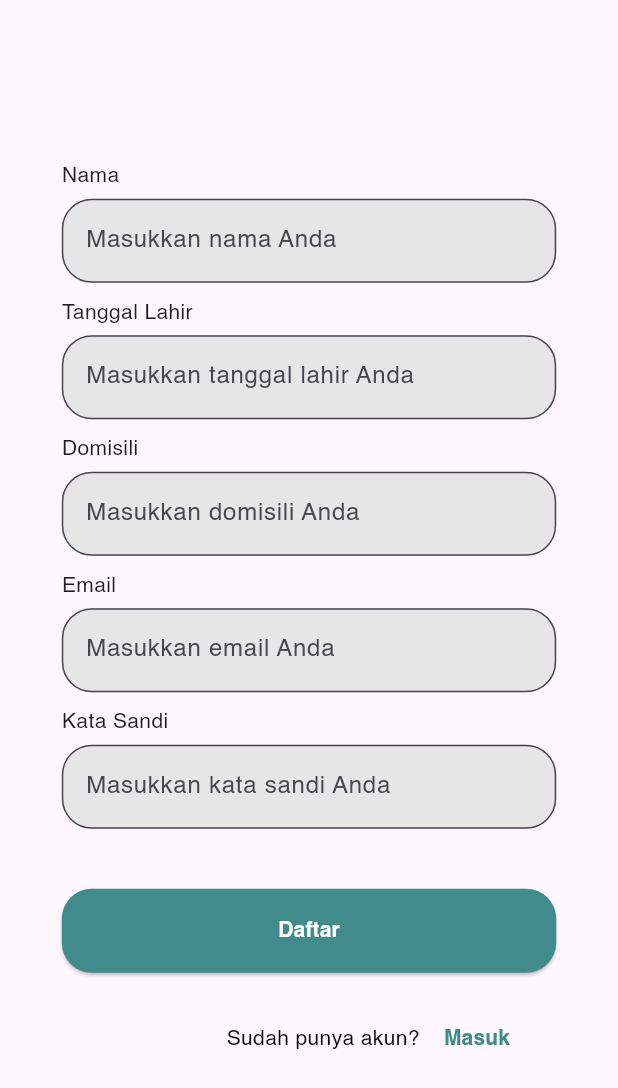
After one commit to NicMatthew/terserah, a Flutter app: the SignInWidget screen opened directly, on a phone screen of 412 x 824 dp. The commit adds this screen. Shown: the top 1088 px of the screen. Run offline on Flutter 3.47's test engine with Material 3 defaults, Android fonts, the phone set to English and light mode, and no system bars.

Commit message:
sign in half finish

```diff
--- a/terserah/lib/main.dart
+++ b/terserah/lib/main.dart
@@ -1,4 +1,5 @@
 import 'package:flutter/material.dart';
+import 'package:terserah/sign_in.dart';
 
 void main() {
   runApp(MyApp());
@@ -80,7 +81,7 @@ class HomeScreen extends StatelessWidget {
         ),
       ),
       body: Center(
-        child: Text('Welcome to the Home Screen!'),
+        child: Text('Welcome to te Home Screen!'),
       ),
     );
   }
--- /dev/null
+++ b/terserah/lib/sign_in.dart
@@ -0,0 +1,211 @@
+import 'package:flutter/material.dart';
+
+void main() {
+  runApp(SignIn());
+}
+
+class SignIn extends StatelessWidget{
+  @override
+  Widget build(BuildContext context) {
+    return MaterialApp(
+      debugShowCheckedModeBanner: false,
+      title: 'Sign In',
+      theme: ThemeData(
+        primarySwatch: Colors.deepOrange,
+        fontFamily: 'Helvetice',
+      ),
+      home: SignInWidget(),
+
+    );
+  }
+
+}
+
+class SignInWidget extends StatelessWidget{
+  @override
+  Widget build(BuildContext context) {
+
+    return Scaffold(
+      body: Center(
+        child: Padding(
+          padding: const EdgeInsets.symmetric(horizontal: 40.0),
+          child: Column(
+            mainAxisAlignment: MainAxisAlignment.center,
+            children: <Widget>[
+              Container(
+                width: MediaQuery.of(context).size.width * 0.8,
+                child: Column(
+                  crossAxisAlignment: CrossAxisAlignment.start,
+                  children: [
+                    Text('Nama'),
+                    SizedBox(height: 5),
+                    TextField(
+                      decoration: InputDecoration(
+                        hintText: 'Masukkan nama Anda',
+                        fillColor: Color.fromRGBO(230, 230, 230, 1),
+                        filled: true,
+                        border: OutlineInputBorder(
+                          borderRadius: BorderRadius.circular(20.0),
+                        ),
+                      ),
+                    ),
+                  ],
+                ),
+              ),
+              SizedBox(height: 10),
+              Container(
+                width: MediaQuery.of(context).size.width * 0.8,
+                child: Column(
+                  crossAxisAlignment: CrossAxisAlignment.start,
+                  children: [
+                    Text('Tanggal Lahir'),
+                    SizedBox(height: 5),
+                    TextField(
+                      decoration: InputDecoration(
+                        hintText: 'Masukkan tanggal lahir Anda',
+                        fillColor: Color.fromRGBO(230, 230, 230, 1),
+                        filled: true,
+                        border: OutlineInputBorder(
+                          borderRadius: BorderRadius.circular(20.0),
+                        ),
+                      ),
+                    ),
+                  ],
+                ),
+              ),
+              SizedBox(height: 10),
+              Container(
+                width: MediaQuery.of(context).size.width * 0.8,
+                child: Column(
+                  crossAxisAlignment: CrossAxisAlignment.start,
+                  children: [
+                    Text('Domisili'),
+                    SizedBox(height: 5),
+                    TextField(
+                      decoration: InputDecoration(
+                        hintText: 'Masukkan domisili Anda',
+                        fillColor: Color.fromRGBO(230, 230, 230, 1),
+                        filled: true,
+                        border: OutlineInputBorder(
+                          borderRadius: BorderRadius.circular(20.0),
+                        ),
+                      ),
+                    ),
+                  ],
+                ),
+              ),
+              SizedBox(height: 10),
+              Container(
+                width: MediaQuery.of(context).size.width * 0.8,
+                child: Column(
+                  crossAxisAlignment: CrossAxisAlignment.start,
+                  children: [
+                    Text('Email'),
+                    SizedBox(height: 5),
+                    TextField(
+                      decoration: InputDecoration(
+                        hintText: 'Masukkan email Anda',
+                        fillColor: Color.fromRGBO(230, 230, 230, 1),
+                        filled: true,
+                        border: OutlineInputBorder(
+                          borderRadius: BorderRadius.circular(20.0),
+                        ),
+                      ),
+                    ),
+                  ],
+                ),
+              ),
+              SizedBox(height: 10),
+              Container(
+                width: MediaQuery.of(context).size.width * 0.8,
+                child: Column(
+                  crossAxisAlignment: CrossAxisAlignment.start,
+                  children: [
+                    Text('Kata Sandi'),
+                    SizedBox(height: 5),
+                    TextField(
+                      obscureText: true,
+                      decoration: InputDecoration(
+                        hintText: 'Masukkan kata sandi Anda',
+                        fillColor: Color.fromRGBO(230, 230, 230, 1),
+                        filled: true,
+                        border: OutlineInputBorder(
+                          borderRadius: BorderRadius.circular(20.0),
+                        ),
+                      ),
+                    ),
+                  ],
+                ),
+              ),
+              SizedBox(height: 40), // Increased space between last TextField and button
+              Container(
+                width: MediaQuery.of(context).size.width * 0.8,
+                child: ElevatedButton(
+                  onPressed: () {
+                    // Handle submit button press
+                  },
+                  style: ElevatedButton.styleFrom(
+                    backgroundColor: Color.fromRGBO(65, 139, 140, 1), // Button background color
+                    foregroundColor: Colors.white, // Button text color
+                    minimumSize: Size(double.infinity, 56), // Button height similar to TextField height
+                    shape: RoundedRectangleBorder(
+                      borderRadius: BorderRadius.circular(20.0), // Match the TextField border radius
+                    ),
+                  ),
+                  child: Text(
+                    'Daftar',
+                    style: TextStyle(
+                      fontWeight: FontWeight.w700, // Font weight 700 (bold)
+                    ),
+                  ),
+                ),
+              ),
+              SizedBox(height: 20), // Space between button and text
+              Align(
+                alignment: Alignment.centerRight,
+                child: Padding(
+                  padding: const EdgeInsets.only(right: 20.0),
+                  child: Container(
+                    width: MediaQuery.of(context).size.width * 0.8,
+                    child: Row(
+                      mainAxisAlignment: MainAxisAlignment.end,
+                      children: [
+                        Text(
+                          'Sudah punya akun? ',
+                          style: TextStyle(
+                            color: Colors.black, // Text color
+                            fontWeight: FontWeight.w400, // Font weight 400 (normal)
+                          ),
+                        ),
+                        TextButton(
+                          onPressed: () {
+                            // Handle login link press
+                          },
+                          child: Text(
+                            'Masuk',
+                            style: TextStyle(
+                              color: Color.fromRGBO(65, 139, 140, 1), // Link color
+                              fontWeight: FontWeight.w700, // Font weight 700 (bold)
+                            ),
+                          ),
+                        ),
+                      ],
+                    ),
+                  ),
+                ),
+              ),
+            ],
+          ),
+        ),
+      ),
+    );
+
+
+
+
+
+
+
+  }
+
+}
```
